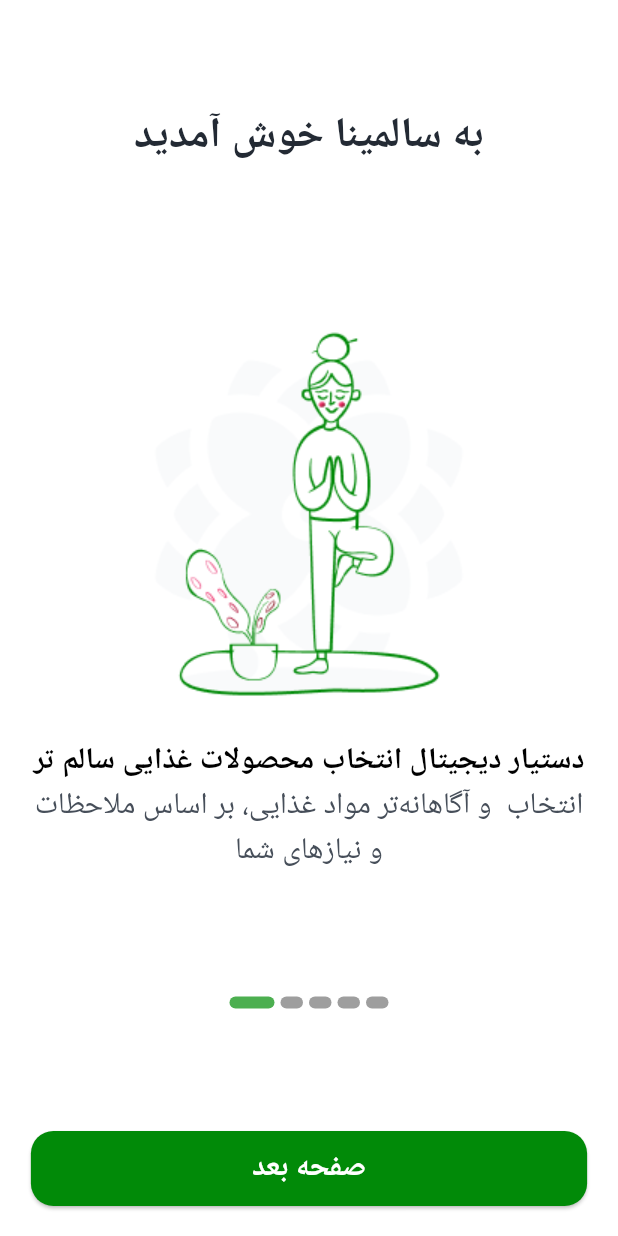
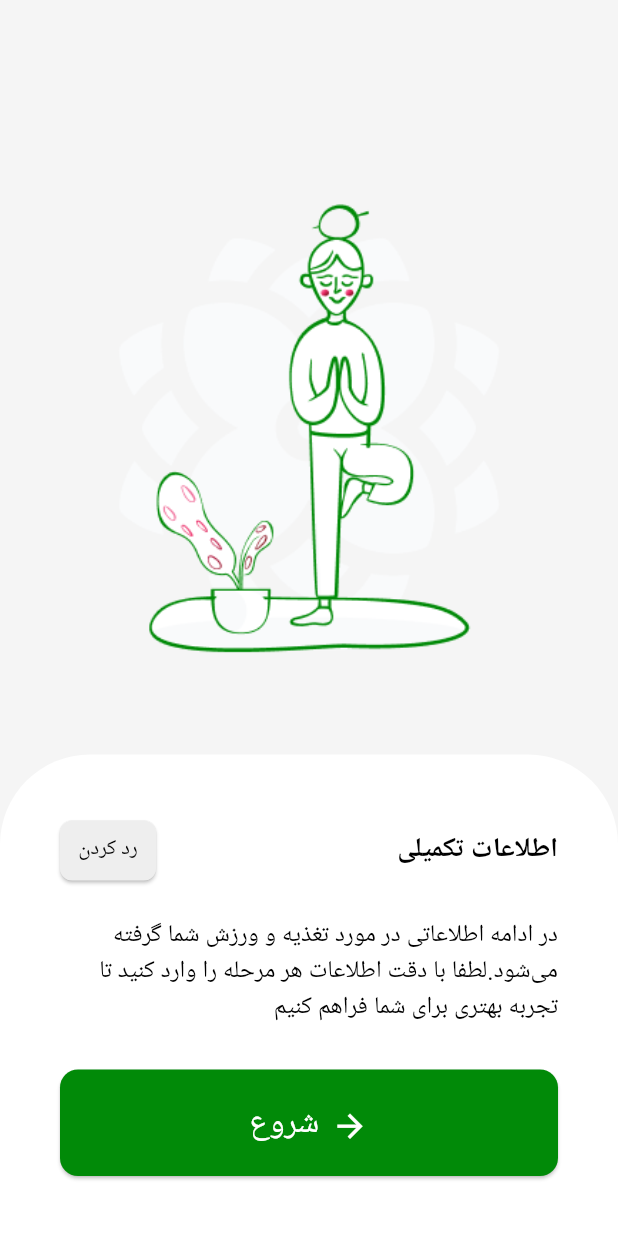
Before and after one commit to alikalatearabi/salemina-main-data-flutter, a Flutter app: the screen it shows after launch, on a phone screen of 412 x 824 dp. Run offline on Flutter 3.47's test engine with Material 3 defaults, Android fonts, the phone set to English and light mode, and no system bars.

Commit message:
personal info confirmation page

```diff
--- a/lib/main.dart
+++ b/lib/main.dart
@@ -1,5 +1,7 @@
 import 'package:flutter/material.dart';
+import 'package:main_app/screens/personal_info/personal_info_confirmation.dart';
 import 'screens/splash_screen.dart';
+
 void main() {
   runApp(const MyApp());
 }
@@ -15,7 +17,7 @@ class MyApp extends StatelessWidget {
       theme: ThemeData(
         primarySwatch: Colors.blue,
       ),
-      home: const SplashScreen(),
+      home: const PersonalInfoConfirmationPage(),
     );
   }
 }
--- a/lib/screens/authentication_page/code_input_page.dart
+++ b/lib/screens/authentication_page/code_input_page.dart
@@ -3,6 +3,7 @@ import 'dart:async';
 import 'package:flutter/material.dart';
 import 'package:flutter/services.dart';
 import 'package:main_app/screens/authentication_page/phone_number_page.dart';
+import 'package:main_app/screens/personal_info/personal_info_confirmation.dart';
 import 'package:main_app/services/to_farsi_numbers.dart';
 
 class CodeInputPage extends StatefulWidget {
@@ -282,13 +283,12 @@ class CodeInputPageState extends State<CodeInputPage> {
                         ),
                         onPressed: _isButtonEnabled
                             ? () {
-                                // Navigator.of(context).push(
-                                //   MaterialPageRoute(
-                                //     builder: (context) => CodeInputPage(
-                                //       phoneNumber: _phoneController.text,
-                                //     ),
-                                //   ),
-                                // );
+                                Navigator.of(context).push(
+                                  MaterialPageRoute(
+                                    builder: (context) =>
+                                        const PersonalInfoConfirmationPage(),
+                                  ),
+                                );
                               }
                             : null,
                         style: ElevatedButton.styleFrom(
--- /dev/null
+++ b/lib/screens/personal_info/personal_info_confirmation.dart
@@ -0,0 +1,145 @@
+import 'package:flutter/material.dart';
+import 'package:flutter/services.dart';
+
+class PersonalInfoConfirmationPage extends StatelessWidget {
+  const PersonalInfoConfirmationPage({super.key});
+
+  @override
+  Widget build(BuildContext context) {
+    SystemChrome.setSystemUIOverlayStyle(
+      const SystemUiOverlayStyle(
+        statusBarColor: Colors.transparent,
+        statusBarIconBrightness: Brightness.dark,
+      ),
+    );
+    return Scaffold(
+      backgroundColor: Colors.grey[100],
+      body: Stack(
+        children: [
+          Container(
+            margin: const EdgeInsets.only(top: 100),
+            child: Column(
+              crossAxisAlignment: CrossAxisAlignment.center,
+              mainAxisAlignment: MainAxisAlignment.end,
+              children: [
+                Image.asset(
+                  'assets/personal1.png',
+                  fit: BoxFit.cover,
+                  width: MediaQuery.of(context).size.width * 0.9,
+                ),
+                Expanded(child: Container(color: Colors.transparent)),
+              ],
+            ),
+          ),
+          Align(
+            alignment: Alignment.bottomCenter,
+            child: Container(
+              width: double.infinity,
+              decoration: const BoxDecoration(
+                color: Colors.white,
+                borderRadius: BorderRadius.only(
+                  topLeft: Radius.circular(60),
+                  topRight: Radius.circular(60),
+                ),
+                // boxShadow: [
+                //   BoxShadow(
+                //     color: Color.fromARGB(66, 141, 141, 141),
+                //     blurRadius: 10,
+                //     spreadRadius: 5,
+                //     offset: Offset(0, -5),
+                //   ),
+                // ],
+              ),
+              padding: const EdgeInsets.symmetric(
+                horizontal: 40,
+                vertical: 40,
+              ),
+              child: Column(
+                mainAxisSize: MainAxisSize.min,
+                children: [
+                  Row(
+                    mainAxisAlignment: MainAxisAlignment.spaceBetween,
+                    children: [
+                      ElevatedButton(
+                        onPressed: () {},
+                        style: ElevatedButton.styleFrom(
+                          backgroundColor: Colors.grey[200],
+                          shape: RoundedRectangleBorder(
+                            borderRadius: BorderRadius.circular(8),
+                          ),
+                          padding: const EdgeInsets.symmetric(
+                            vertical: 5,
+                            horizontal: 10,
+                          ),
+                        ),
+                        child: const Text(
+                          "رد کردن",
+                          style: TextStyle(
+                            color: Colors.black,
+                          ),
+                        ),
+                      ),
+                      const Text(
+                        "اطلاعات تکمیلی",
+                        style: TextStyle(
+                          color: Colors.black,
+                          fontSize: 18,
+                          fontWeight: FontWeight.bold,
+                        ),
+                      ),
+                    ],
+                  ),
+                  const SizedBox(height: 20),
+                  // Description Text
+                  const Text(
+                    "در ادامه اطلاعاتی در مورد تغذیه و ورزش شما گرفته می‌شود.لطفا با دقت اطلاعات هر مرحله را وارد کنید تا تجربه بهتری برای شما فراهم کنیم",
+                    textAlign: TextAlign.end,
+                    style: TextStyle(
+                      color: Colors.black,
+                      fontSize: 16,
+                    ),
+                  ),
+                  const SizedBox(height: 30),
+                  Directionality(
+                    textDirection: TextDirection.rtl,
+                    child: SizedBox(
+                      width: MediaQuery.of(context).size.width * 0.9,
+                      child: ElevatedButton.icon(
+                        onPressed: () {},
+                        style: ElevatedButton.styleFrom(
+                          backgroundColor: const Color(0xFF018A08),
+                          shape: RoundedRectangleBorder(
+                            borderRadius: BorderRadius.circular(12),
+                          ),
+                          padding: const EdgeInsets.symmetric(
+                            vertical: 20,
+                            horizontal: 20,
+                          ),
+                        ),
+                        icon: const Padding(
+                          padding: EdgeInsets.only(top: 5),
+                          child: Icon(
+                            Icons.arrow_back,
+                            color: Colors.white,
+                            size: 25,
+                          ),
+                        ),
+                        label: const Text(
+                          "شروع",
+                          style: TextStyle(
+                            color: Colors.white,
+                            fontSize: 22,
+                          ),
+                        ),
+                      ),
+                    ),
+                  ),
+                ],
+              ),
+            ),
+          ),
+        ],
+      ),
+    );
+  }
+}
--- a/pubspec.yaml
+++ b/pubspec.yaml
@@ -66,6 +66,7 @@ flutter:
     - assets/onboarding3.png
     - assets/onboarding4.png
     - assets/onboarding5.png
+    - assets/personal1.png
 
   # An image asset can refer to one or more resolution-specific "variants", see
   # https://flutter.dev/to/resolution-aware-images
```
Also changed, not shown: assets/personal1.png (added).
